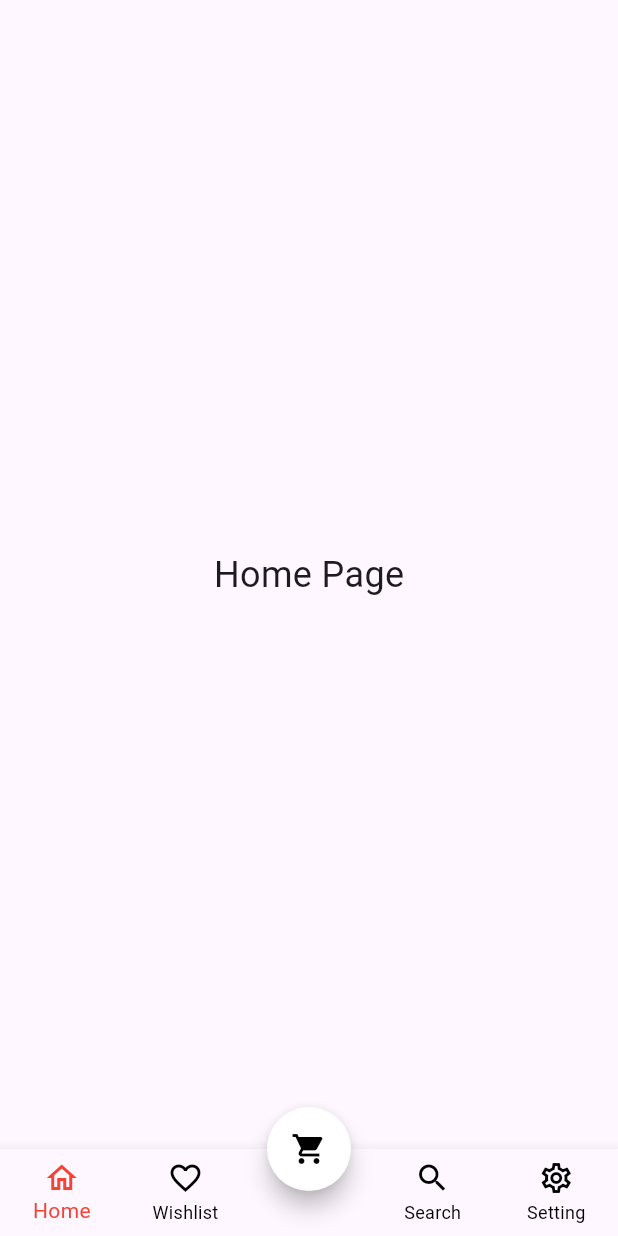
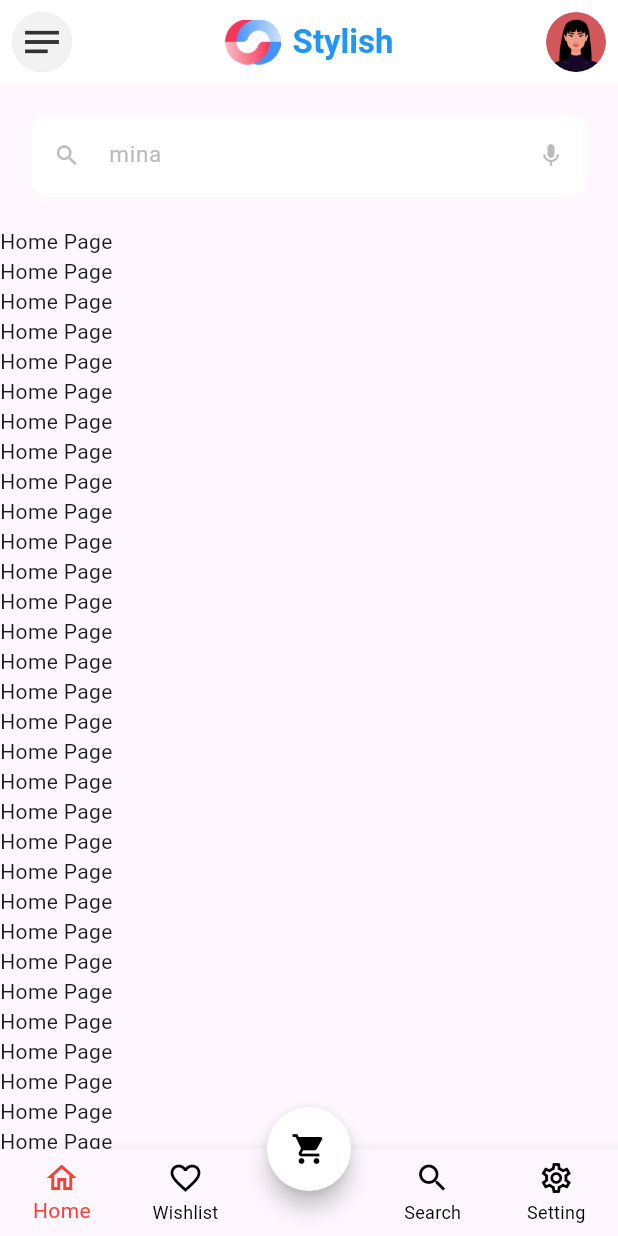
Before and after one commit to MinaVictor1/Ecommerce, a Flutter app: the screen it shows after launch, on a phone screen of 412 x 824 dp. Run offline on Flutter 3.47's test engine with Material 3 defaults, Android fonts, the phone set to English and light mode, and no system bars; our stand-ins replace go_router.

Commit message:
- added custom appbar and search

```diff
--- a/lib/core/theme/colors.dart
+++ b/lib/core/theme/colors.dart
@@ -2,4 +2,6 @@ import 'package:flutter/material.dart';
 
 class ColorsManager {
   static const Color mainBlue = Color(0xFF247CFF);
+  static const Color darkBlue = Color(0xFF242424);
+  static const Color gray = Color(0xFFBBBBBB);
 }
--- a/lib/core/theme/styles.dart
+++ b/lib/core/theme/styles.dart
@@ -1,3 +1,4 @@
+import 'package:ecommerce/core/theme/colors.dart';
 import 'package:ecommerce/core/theme/font_weight.dart';
 import 'package:flutter/material.dart';
 
@@ -7,4 +8,15 @@ class TextStyles {
     fontWeight: FontWeightHelper.bold,
     color: Colors.black,
   );
+  static TextStyle font14DarkBlueMedium = const TextStyle(
+    fontSize: 14,
+    fontWeight: FontWeightHelper.bold,
+    color: ColorsManager.darkBlue,
+  );
+  static TextStyle font15grayRegular = const TextStyle(
+    fontSize: 15,
+    fontWeight: FontWeightHelper.regular,
+    color: ColorsManager.gray,
+  );
 }
+//font14DarkBlueMedium
--- /dev/null
+++ b/lib/core/widgets/stylish_app_bar.dart
@@ -0,0 +1,48 @@
+import 'package:flutter/material.dart';
+
+class StylishAppBar extends StatelessWidget implements PreferredSizeWidget {
+  const StylishAppBar({super.key});
+
+  @override
+  Widget build(BuildContext context) {
+    return AppBar(
+      backgroundColor: Colors.white,
+      elevation: 0,
+      leading: IconButton(
+        icon: const CircleAvatar(
+          backgroundImage: AssetImage('assets/logo/listlogo.png'),
+        ),
+        onPressed: () {},
+      ),
+      title: Row(
+        mainAxisAlignment: MainAxisAlignment.center,
+        children: [
+          Image.asset(
+            'assets/logo/appbarlogo.png',
+            height: 30,
+          ),
+          const SizedBox(width: 8),
+          const Text(
+            'Stylish',
+            style: TextStyle(
+              color: Colors.blue,
+              fontWeight: FontWeight.bold,
+            ),
+          ),
+        ],
+      ),
+      centerTitle: true,
+      actions: [
+        IconButton(
+          icon: const CircleAvatar(
+            backgroundImage: AssetImage('assets/logo/userlogo.png'),
+          ),
+          onPressed: () {},
+        ),
+      ],
+    );
+  }
+
+  @override
+  Size get preferredSize => const Size.fromHeight(kToolbarHeight);
+}
--- a/lib/core/widgets/text_form_field.dart
+++ b/lib/core/widgets/text_form_field.dart
@@ -1,4 +1,4 @@
-import 'package:ecommerce/core/theme/colors.dart';
+import 'package:ecommerce/core/theme/styles.dart';
 import 'package:flutter/material.dart';
 
 class AppTextFormField extends StatelessWidget {
@@ -10,6 +10,8 @@ class AppTextFormField extends StatelessWidget {
   final String hintText;
   final bool? isObscureText;
   final Widget? suffixIcon;
+  final Widget? prefixIcon;
+
   final Color? backgroundColor;
   final TextEditingController? controller;
   final Function(String?) validator;
@@ -26,6 +28,7 @@ class AppTextFormField extends StatelessWidget {
     this.backgroundColor,
     this.controller,
     required this.validator,
+    this.prefixIcon,
   });
 
   @override
@@ -35,45 +38,46 @@ class AppTextFormField extends StatelessWidget {
       decoration: InputDecoration(
         isDense: true,
         contentPadding: contentPadding ??
-            const EdgeInsets.symmetric(horizontal: 20, vertical: 18),
+            const EdgeInsets.symmetric(horizontal: 20, vertical: 16),
         focusedBorder: focusedBorder ??
             OutlineInputBorder(
               borderSide: const BorderSide(
-                color: ColorsManager.mainBlue,
+                color: Colors.white,
                 width: 1.3,
               ),
-              borderRadius: BorderRadius.circular(16.0),
+              borderRadius: BorderRadius.circular(12.0),
             ),
         enabledBorder: enabledBorder ??
             OutlineInputBorder(
               borderSide: const BorderSide(
-                //color: ColorsManager.lighterGray,
+                color: Colors.white,
                 width: 1.3,
               ),
-              borderRadius: BorderRadius.circular(16.0),
+              borderRadius: BorderRadius.circular(12.0),
             ),
         errorBorder: OutlineInputBorder(
           borderSide: const BorderSide(
             color: Colors.red,
             width: 1.3,
           ),
-          borderRadius: BorderRadius.circular(16.0),
+          borderRadius: BorderRadius.circular(12.0),
         ),
         focusedErrorBorder: OutlineInputBorder(
           borderSide: const BorderSide(
             color: Colors.red,
             width: 1.3,
           ),
-          borderRadius: BorderRadius.circular(16.0),
+          borderRadius: BorderRadius.circular(12.0),
         ),
-        //hintStyle: hintStyle ?? TextStyles.font14LightGrayRegular,
+        hintStyle: hintStyle,
         hintText: hintText,
         suffixIcon: suffixIcon,
-        //fillColor: backgroundColor ?? ColorsManager.moreLightGray,
+        prefixIcon: prefixIcon,
+        fillColor: backgroundColor ?? Colors.white,
         filled: true,
       ),
       obscureText: isObscureText ?? false,
-      //style: TextStyles.font14DarkBlueMedium,
+      style: TextStyles.font14DarkBlueMedium,
       validator: (value) {
         return validator(value);
       },
--- a/lib/features/bottomnavigationbar/bottom_navigation_bar.dart
+++ b/lib/features/bottomnavigationbar/bottom_navigation_bar.dart
@@ -1,3 +1,8 @@
+import 'package:ecommerce/core/theme/colors.dart';
+import 'package:ecommerce/core/theme/styles.dart';
+import 'package:ecommerce/core/widgets/stylish_app_bar.dart';
+import 'package:ecommerce/core/widgets/text_form_field.dart';
+import 'package:ecommerce/features/home/presentation/screens/home_page.dart';
 import 'package:flutter/material.dart';
 
 class BottomNavigationBarScreen extends StatefulWidget {
@@ -27,7 +32,29 @@ class _BottomNavigationBarScreenState extends State<BottomNavigationBarScreen> {
   @override
   Widget build(BuildContext context) {
     return Scaffold(
-      body: _pages[_selectedIndex],
+      appBar: const StylishAppBar(),
+      body: Column(
+        children: [
+          const SizedBox(
+            height: 20,
+          ),
+          SizedBox(
+            width: MediaQuery.of(context).size.width * 0.9,
+            child: AppTextFormField(
+              hintText: "mina",
+              prefixIcon: const Icon(Icons.search, color: ColorsManager.gray),
+              suffixIcon: const Icon(Icons.mic, color: ColorsManager.gray),
+              hintStyle: TextStyles.font15grayRegular,
+              validator: (p0) {},
+              backgroundColor: Colors.white,
+            ),
+          ),
+          const SizedBox(
+            height: 20,
+          ),
+          Expanded(child: _pages[_selectedIndex]),
+        ],
+      ),
       bottomNavigationBar: BottomNavigationBar(
         type: BottomNavigationBarType.fixed,
         currentIndex: _selectedIndex,
@@ -71,17 +98,8 @@ class _BottomNavigationBarScreenState extends State<BottomNavigationBarScreen> {
   }
 }
 
-class HomePage extends StatelessWidget {
-  const HomePage({super.key});
-
-  @override
-  Widget build(BuildContext context) {
-    return const Center(
-      child: Text('Home Page', style: TextStyle(fontSize: 24)),
-    );
-  }
-}
-
+// Pages
+//while adding a new page, remove this pages and add the new pages
 class SearchPage extends StatelessWidget {
   const SearchPage({super.key});
 
--- a/lib/features/bottomnavigationbar/widgets/try.dart
+++ /dev/null
@@ -1,15 +0,0 @@
-import 'package:flutter/material.dart';
-
-class MyWidget extends StatefulWidget {
-  const MyWidget({super.key});
-
-  @override
-  State<MyWidget> createState() => _MyWidgetState();
-}
-
-class _MyWidgetState extends State<MyWidget> {
-  @override
-  Widget build(BuildContext context) {
-    return const Placeholder();
-  }
-}
--- /dev/null
+++ b/lib/features/home/presentation/screens/home_page.dart
@@ -0,0 +1,17 @@
+import 'package:flutter/material.dart';
+
+class HomePage extends StatelessWidget {
+  const HomePage({super.key});
+
+  @override
+  Widget build(BuildContext context) {
+    return Center(
+      child: ListView.builder(
+        itemCount: 100,
+        itemBuilder: (context, index) {
+          return const Text('Home Page');
+        },
+      ),
+    );
+  }
+}
--- a/pubspec.yaml
+++ b/pubspec.yaml
@@ -54,8 +54,8 @@ flutter:
   # the material Icons class.
   uses-material-design: true
   # To add assets to your application, add an assets section, like this:
-  # assets:
-  #   - images/a_dot_burr.jpeg
+  assets:
+    - assets/logo/
   #   - images/a_dot_ham.jpeg
   # An image asset can refer to one or more resolution-specific "variants", see
   # https://flutter.dev/to/resolution-aware-images
```
Also changed, not shown: assets/logo/appbarlogo.png (added), assets/logo/listlogo.png (added), assets/logo/userlogo.png (added), lib/features/home/presentation/screens/examble.dart (deleted).
